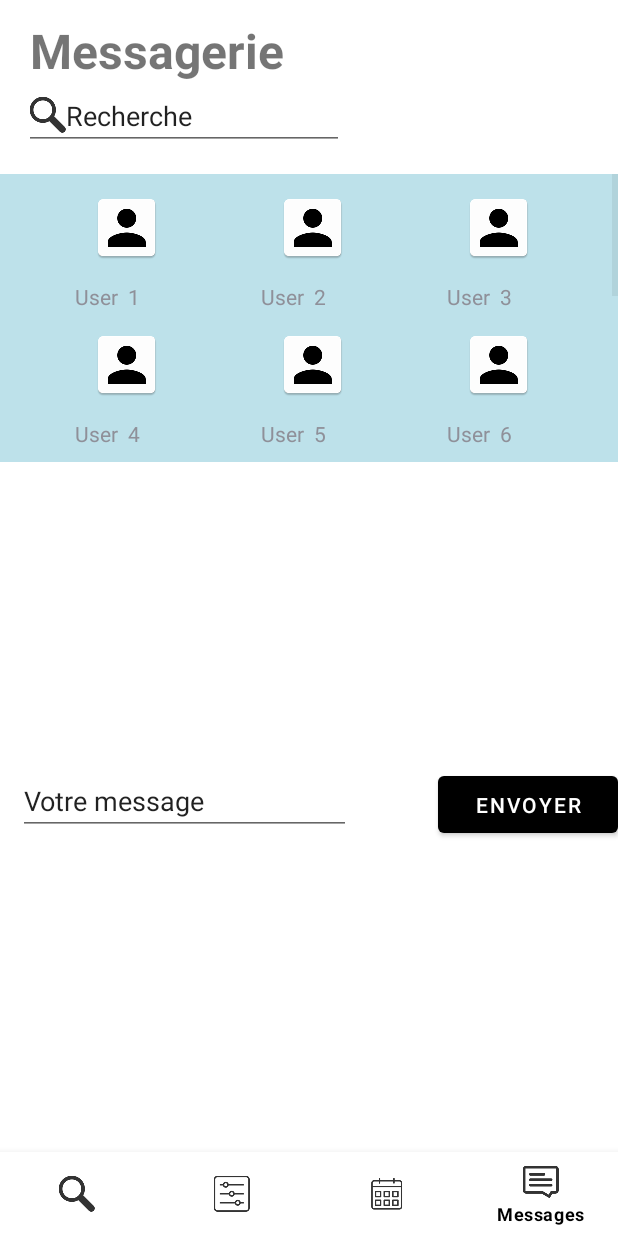
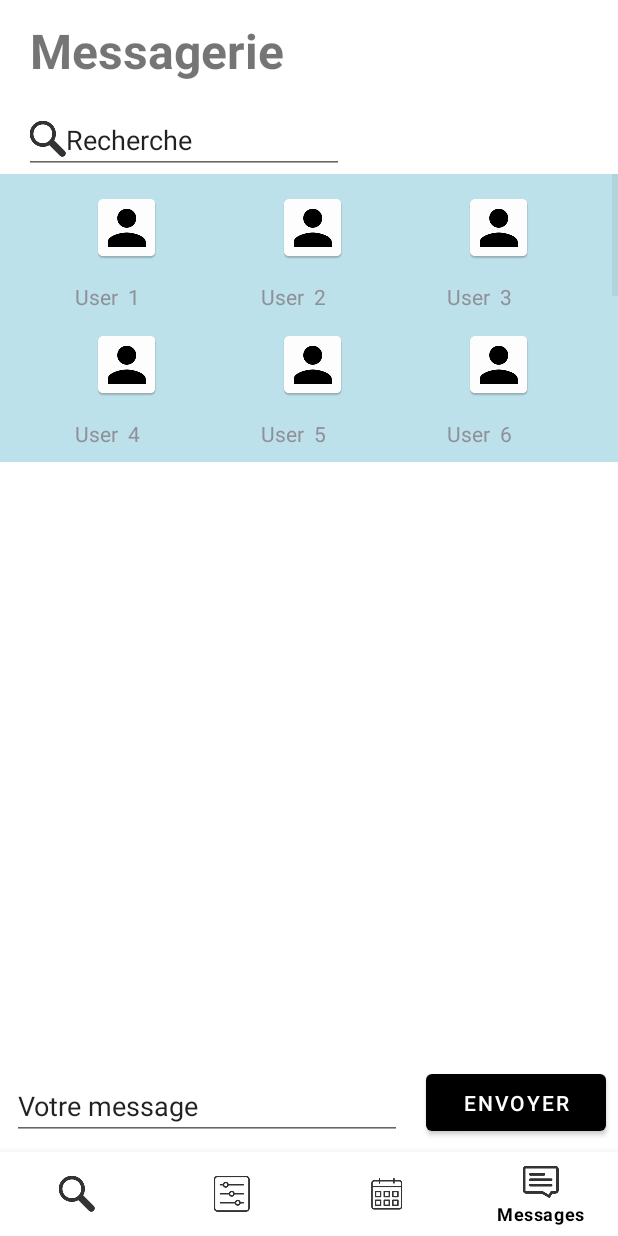
Before and after one commit to jayouimet/Devoir_03, an Android app: the Messagerie screen opened directly, with no data from a screen before it, on a phone screen of 412 x 824 dp. Run offline under Robolectric (Android 15) with nearby library versions, the phone set to English and light mode, and no system bars.

Commit message:
commit for pull

```diff
--- a/Devoir3CoursAntoine/app/src/main/java/com/example/devoir3/CalendarActivity.java
+++ b/Devoir3CoursAntoine/app/src/main/java/com/example/devoir3/CalendarActivity.java
@@ -111,7 +111,7 @@ public class CalendarActivity extends AppCompatActivity {
                     return true;
                 }
                 else if(item.getItemId()==R.id.message){
-                    Intent intent=new Intent(CalendarActivity.this,Messagerie.class);
+                    Intent intent = new Intent(CalendarActivity.this,Messagerie.class);
                     startActivity(intent);
                     return true;
                 }
--- a/Devoir3CoursAntoine/app/src/main/java/com/example/devoir3/Messagerie.java
+++ b/Devoir3CoursAntoine/app/src/main/java/com/example/devoir3/Messagerie.java
@@ -173,7 +173,7 @@ public class Messagerie extends AppCompatActivity {
         SimpleAdapter nouvelleSechule = new SimpleAdapter(this.getBaseContext(), listObjetMessage, R.layout.messagerange,
                 new String[]{"message", "messageautre", "nomautre"}, new int[]{R.id.messagesoi, R.id.messagedeuser, R.id.nomAutre});
         messageutilisateur.setAdapter(nouvelleSechule);
-
+        // messageutilisateur.smoothScrollToPosition(messageutilisateur.getLastVisiblePosition());
     }
 
     /**
--- a/Devoir3CoursAntoine/app/src/main/res/layout/activity_messagerie.xml
+++ b/Devoir3CoursAntoine/app/src/main/res/layout/activity_messagerie.xml
@@ -34,38 +34,42 @@
 
     <ListView
         android:id="@+id/message"
-        android:layout_width="356dp"
-        android:layout_height="179dp"
-        android:layout_marginTop="308dp"
+        android:layout_width="0dp"
+        android:layout_height="0dp"
+        android:layout_marginStart="8dp"
+        android:layout_marginTop="324dp"
+        android:layout_marginEnd="8dp"
+        android:layout_marginBottom="16dp"
+        app:layout_constraintBottom_toTopOf="@+id/messageEdit"
         app:layout_constraintEnd_toEndOf="parent"
-        app:layout_constraintHorizontal_bias="0.6"
         app:layout_constraintStart_toStartOf="parent"
         app:layout_constraintTop_toTopOf="parent" />
 
     <EditText
 
         android:id="@+id/messageEdit"
-        android:layout_width="222dp"
+        android:layout_width="0dp"
         android:layout_height="45dp"
-        android:layout_marginStart="12dp"
-        android:layout_marginTop="24dp"
+        android:layout_marginStart="8dp"
+        android:layout_marginEnd="16dp"
+        android:layout_marginBottom="8dp"
         android:ems="10"
         android:inputType="textPersonName"
         android:text="Votre message"
-        app:layout_constraintStart_toStartOf="parent"
-        app:layout_constraintTop_toBottomOf="@+id/message" />
+        app:layout_constraintBottom_toTopOf="@+id/barnavigationmessagerie"
+        app:layout_constraintEnd_toStartOf="@+id/buttonenvoyer"
+        app:layout_constraintStart_toStartOf="parent" />
 
     <Button
         android:id="@+id/buttonenvoyer"
         android:layout_width="120dp"
         android:layout_height="50dp"
-        android:layout_marginTop="24dp"
+        android:layout_marginEnd="8dp"
+
+        android:layout_marginBottom="8dp"
         android:text="@string/envoyer"
-
-        app:layout_constraintEnd_toEndOf="parent"
-        app:layout_constraintHorizontal_bias="1.0"
-        app:layout_constraintStart_toEndOf="@+id/messageEdit"
-        app:layout_constraintTop_toBottomOf="@+id/message" />
+        app:layout_constraintBottom_toTopOf="@+id/barnavigationmessagerie"
+        app:layout_constraintEnd_toEndOf="parent" />
 
     <com.google.android.material.bottomnavigation.BottomNavigationView
         android:id="@+id/barnavigationmessagerie"
```
